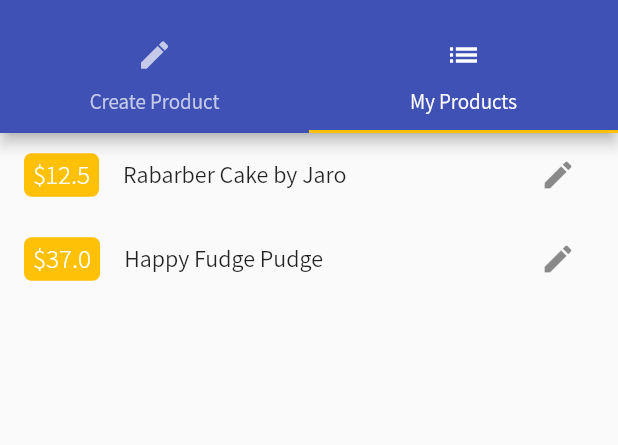
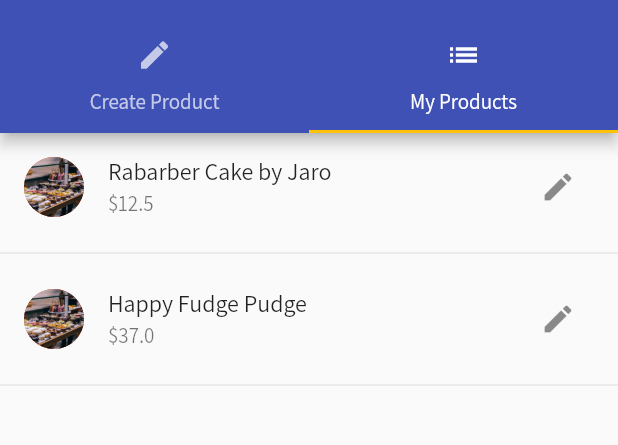
Before and after one commit to jar0m1r/flutplayground, a Flutter app: the ProductsAdminPage screen opened by its route, tab 2 chosen, in the side drawer, after a tap on the "edit" icon, on a phone screen of 412 x 824 dp, the part 62-507 px from its top. Run offline on Flutter 3.47's test engine with Material 2 defaults, Android fonts, the phone set to English and light mode, and no system bars.

Commit message:
Add Dismissable, Delete Product and Optimized Code

```diff
--- a/lib/pages/product_edit.dart
+++ b/lib/pages/product_edit.dart
@@ -101,13 +101,12 @@ class _ProductEditPageState extends State<ProductEditPage> {
     Navigator.pushReplacementNamed(context, '/products');
   }
 
-  @override
-  Widget build(BuildContext context) {
+  Widget _buildPageContent(BuildContext context) {
     final double deviceWidth = MediaQuery.of(context).size.width;
     final double targetWidth = deviceWidth > 550.0 ? 500.0 : deviceWidth * 0.95;
     final double targetPadding = deviceWidth - targetWidth;
 
-    final Widget pageContent = GestureDetector(
+    return GestureDetector(
       onTap: (){
         FocusScope.of(context).requestFocus(FocusNode()); //! removes the keyboard when tap outside form (but if its on a field it gets preference)
       },
@@ -133,11 +132,15 @@ class _ProductEditPageState extends State<ProductEditPage> {
         )
       ),
     );
+  }
+
+  @override
+  Widget build(BuildContext context) {
     return widget.product == null
-      ? pageContent
+      ? _buildPageContent(context)
       : Scaffold(
         appBar: AppBar(title:Text('Edit Product')),
-        body: pageContent
+        body: _buildPageContent(context)
       );
   }
 }
--- a/lib/pages/product_list.dart
+++ b/lib/pages/product_list.dart
@@ -1,31 +1,62 @@
 import 'package:flutter/material.dart';
-import '../widgets/Products/price_tag.dart';
 import 'product_edit.dart';
 
 class ProductListPage extends StatelessWidget {
   final List<Map<String, dynamic>> products;
   final Function updateProduct;
+  final Function deleteProduct;
 
-  ProductListPage(this.products, this.updateProduct);
+  ProductListPage(this.products, this.updateProduct, this.deleteProduct);
+
+  Widget _buildEditButton(BuildContext context, int index){
+    return IconButton(
+      icon: Icon(Icons.edit),
+      onPressed: (){
+        Navigator.of(context).push(
+          MaterialPageRoute(
+            builder: (BuildContext context){
+              return ProductEditPage(
+                product:products[index],
+                productIndex: index,
+                updateProduct:updateProduct
+              );
+            }
+          )
+        );
+      },
+    );
+  }
 
   @override
   Widget build(BuildContext context) {
     return ListView.builder(
       itemBuilder: (BuildContext context, int index){
-        return ListTile(
-          leading: PriceTag(products[index]['price'].toString()),
-          title: Text('${products[index]['title']}'),
-          trailing: IconButton(
-            icon: Icon(Icons.edit),
-            onPressed: (){
-              Navigator.of(context).push(
-                MaterialPageRoute(
-                  builder: (BuildContext context){
-                    return ProductEditPage(product:products[index], productIndex: index, updateProduct:updateProduct);
-                  }
-                )
-              );
-            },
+        return Dismissible(
+          key: Key(products[index]['title']), //!fix later
+          background: Container(color: Colors.red),
+          onDismissed: (DismissDirection direction){
+            if(direction == DismissDirection.endToStart){
+              print('Dismissed end to start');
+              deleteProduct(index);
+            }else if(direction == DismissDirection.startToEnd){
+              print('Dismissed end to start');
+              deleteProduct(index);
+            }else{
+              print('Dismissed other direction');
+            }
+          },
+          child: Column(
+            children: <Widget>[
+              ListTile(
+                leading: CircleAvatar(
+                  backgroundImage: AssetImage(products[index]['image']),
+                ),
+                title: Text('${products[index]['title']}'),
+                subtitle: Text('\$${products[index]['price'].toString()}'),
+                trailing: _buildEditButton(context, index)
+              ),
+               Divider()
+            ]
           ),
         );
       },
--- a/lib/pages/products_admin.dart
+++ b/lib/pages/products_admin.dart
@@ -34,7 +34,7 @@ class ProductsAdminPage extends StatelessWidget {
         body: TabBarView(
           children: <Widget>[
             ProductEditPage(addProduct: addProduct),
-            ProductListPage(products, updateProduct)
+            ProductListPage(products, updateProduct, deleteProduct)
           ]
         )
       )
```
Also changed, not shown: lib/widgets/helpers/ensure-visible.dart (added, +86 -0 lines).
